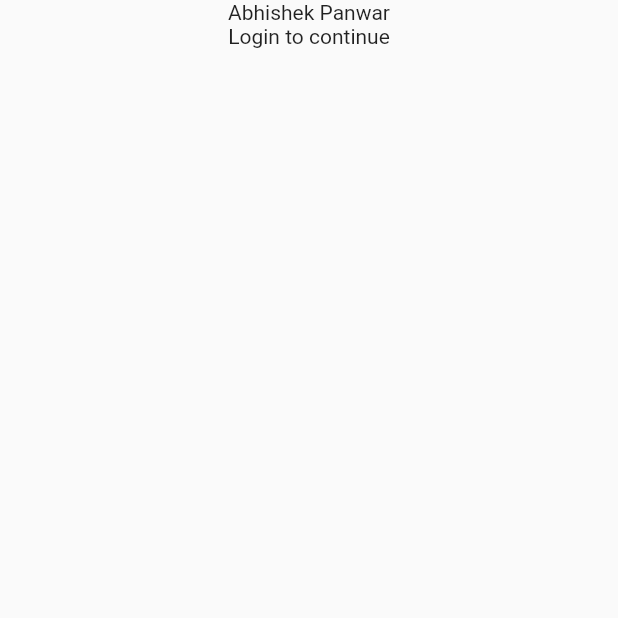
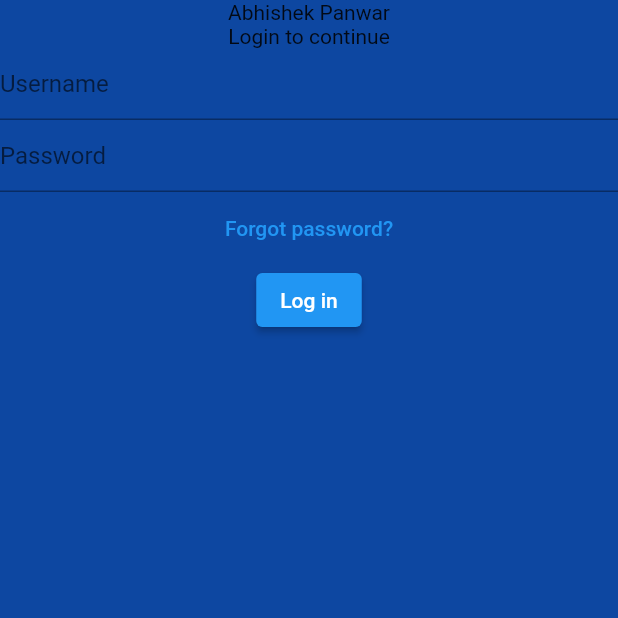
Before and after one commit to abhishekpanwarrr/flutter-chat-app, a Flutter app: the screen it shows after launch, on a phone screen of 412 x 824 dp, the top half of it. Run offline on Flutter 3.47's test engine with Material 2 defaults, Android fonts, the phone set to English and light mode, and no system bars.

Commit message:
Added logged in button

```diff
--- a/lib/main.dart
+++ b/lib/main.dart
@@ -9,11 +9,26 @@ class MyApp extends StatelessWidget {
 
   @override
   Widget build(BuildContext context) {
-    return const MaterialApp(
-      home: Material(
-        child: Column(children: [
-          Text('Abhishek Panwar'),
-          Text('Login to continue'),
+    return MaterialApp(
+      home: Scaffold(
+        backgroundColor: Colors.blue[900],
+        body: Column(children: [
+          const Text('Abhishek Panwar'),
+          const Text('Login to continue'),
+          const TextField(
+            decoration: InputDecoration(hintText: 'Username'),
+          ),
+          const TextField(
+            decoration: InputDecoration(hintText: 'Password '),
+          ),
+          TextButton(
+            onPressed: () {},
+            child: const Text('Forgot password?'),
+          ),
+          ElevatedButton(
+            onPressed: () {},
+            child: const Text('Log in'),
+          )
         ]),
       ),
     );
```
